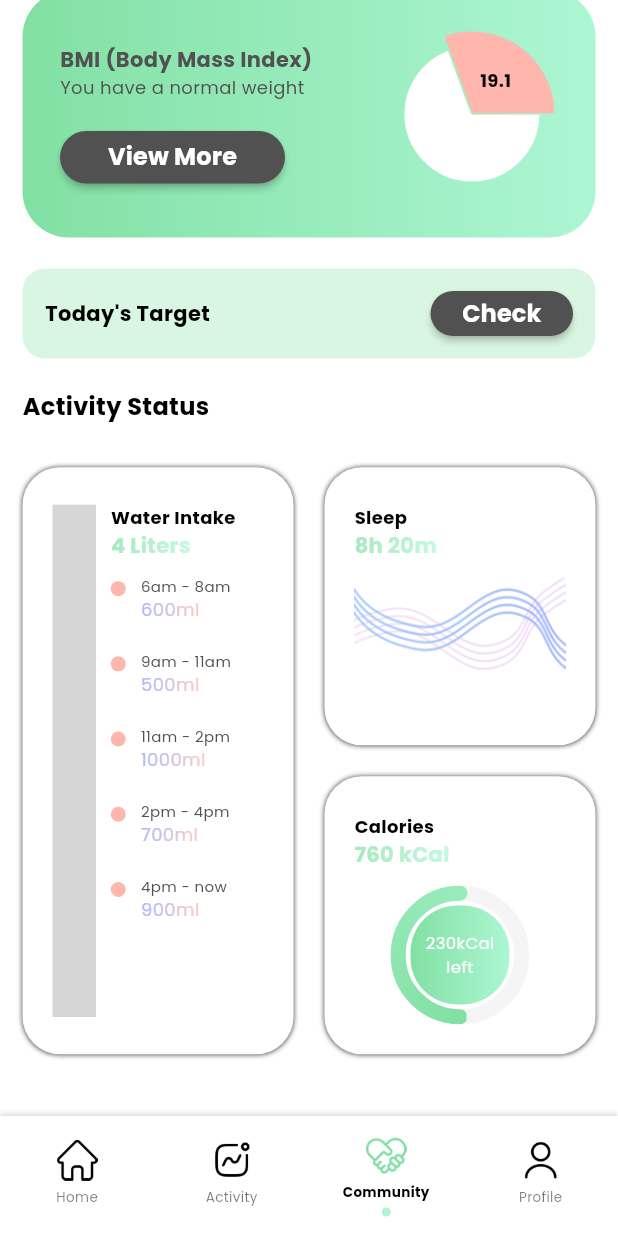
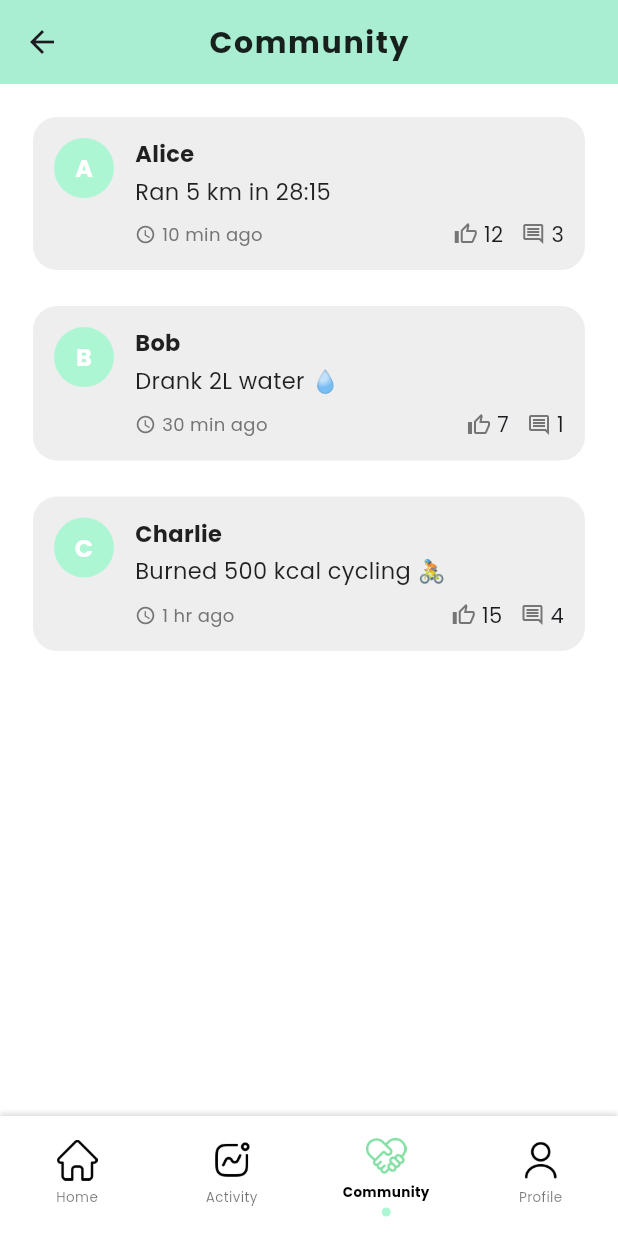
Before and after one commit to rej43/fitrack_new, a Flutter app: the MainTabView screen opened directly, scrolled down 77 dp, after a tap on "Community", on a phone screen of 412 x 824 dp. Run offline on Flutter 3.47's test engine with Material 3 defaults, Android fonts, the phone set to English and light mode, and no system bars; drawn by our look-alikes of fl_chart, simple_circular_progress_bar; our stand-ins replace animated_toggle_switch, carousel_slider, syncfusion_flutter_charts; missing offline and left inert: dotted_dashed_line, simple_animation_progress_bar; grey boxes are pictures that could not be loaded.

Commit message:
Added Community View

```diff
--- /dev/null
+++ b/lib/view/community/community_view.dart
@@ -0,0 +1,253 @@
+import 'package:flutter/material.dart';
+import 'package:fitrack/common/color_extension.dart';
+
+class CommunityView extends StatefulWidget {
+  const CommunityView({super.key});
+
+  @override
+  State<CommunityView> createState() => _CommunityViewState();
+}
+
+class _CommunityViewState extends State<CommunityView> {
+  // Sample data with comments
+  final List<Map<String, dynamic>> posts = [
+    {
+      'user': 'Alice',
+      'avatar': null,
+      'activity': 'Ran 5 km in 28:15',
+      'time': '10 min ago',
+      'likes': 12,
+      'comments': ['Great job!', 'Impressive pace!', 'Keep it up!'],
+    },
+    {
+      'user': 'Bob',
+      'avatar': null,
+      'activity': 'Drank 2L water 💧',
+      'time': '30 min ago',
+      'likes': 7,
+      'comments': ['Hydration is key!'],
+    },
+    {
+      'user': 'Charlie',
+      'avatar': null,
+      'activity': 'Burned 500 kcal cycling 🚴',
+      'time': '1 hr ago',
+      'likes': 15,
+      'comments': [
+        'Wow, amazing!',
+        'How long did it take?',
+        'Nice ride!',
+        'You inspire me!',
+      ],
+    },
+  ];
+
+  void _incrementLike(int index) {
+    setState(() {
+      posts[index]['likes'] += 1;
+    });
+  }
+
+  void _showComments(int index) {
+    final TextEditingController commentController = TextEditingController();
+    showModalBottomSheet(
+      context: context,
+      isScrollControlled: true,
+      shape: const RoundedRectangleBorder(
+        borderRadius: BorderRadius.vertical(top: Radius.circular(20)),
+      ),
+      builder: (context) {
+        return Padding(
+          padding: EdgeInsets.only(
+            bottom: MediaQuery.of(context).viewInsets.bottom,
+            left: 18,
+            right: 18,
+            top: 18,
+          ),
+          child: Column(
+            mainAxisSize: MainAxisSize.min,
+            children: [
+              Text(
+                'Comments',
+                style: TextStyle(
+                  fontWeight: FontWeight.bold,
+                  fontSize: 18,
+                  color: Colors.black87,
+                ),
+              ),
+              const SizedBox(height: 12),
+              ...List.generate(posts[index]['comments'].length, (cIdx) {
+                return ListTile(
+                  leading: Icon(Icons.comment, color: TColor.primaryColor1),
+                  title: Text(posts[index]['comments'][cIdx]),
+                );
+              }),
+              const Divider(),
+              Row(
+                children: [
+                  Expanded(
+                    child: TextField(
+                      controller: commentController,
+                      decoration: const InputDecoration(
+                        hintText: 'Add a comment...',
+                        border: OutlineInputBorder(),
+                        isDense: true,
+                        contentPadding: EdgeInsets.symmetric(
+                          horizontal: 12,
+                          vertical: 8,
+                        ),
+                      ),
+                    ),
+                  ),
+                  IconButton(
+                    icon: Icon(Icons.send, color: TColor.primaryColor1),
+                    onPressed: () {
+                      final text = commentController.text.trim();
+                      if (text.isNotEmpty) {
+                        setState(() {
+                          posts[index]['comments'].add(text);
+                        });
+                        commentController.clear();
+                        Navigator.of(context).pop();
+                        _showComments(index); // Reopen to show updated comments
+                      }
+                    },
+                  ),
+                ],
+              ),
+              const SizedBox(height: 12),
+            ],
+          ),
+        );
+      },
+    );
+  }
+
+  @override
+  Widget build(BuildContext context) {
+    return Scaffold(
+      appBar: AppBar(
+        elevation: 1,
+        backgroundColor: TColor.primaryColor1,
+        centerTitle: true,
+        title: const Text(
+          'Community',
+          style: TextStyle(
+            fontWeight: FontWeight.bold,
+            color: Colors.black87,
+            fontSize: 20,
+            letterSpacing: 1.1,
+          ),
+        ),
+      ),
+      backgroundColor: Colors.white,
+      body: ListView.separated(
+        padding: const EdgeInsets.all(18),
+        itemCount: posts.length,
+        separatorBuilder: (_, __) => const SizedBox(height: 16),
+        itemBuilder: (context, index) {
+          final post = posts[index];
+          return Card(
+            elevation: 0,
+            color: TColor.lightgrey,
+            shape: RoundedRectangleBorder(
+              borderRadius: BorderRadius.circular(16),
+            ),
+            child: Padding(
+              padding: const EdgeInsets.symmetric(vertical: 14, horizontal: 14),
+              child: Row(
+                crossAxisAlignment: CrossAxisAlignment.start,
+                children: [
+                  CircleAvatar(
+                    backgroundColor: TColor.primaryColor1,
+                    child: Text(
+                      post['user'][0],
+                      style: const TextStyle(
+                        color: Colors.white,
+                        fontWeight: FontWeight.bold,
+                      ),
+                    ),
+                  ),
+                  const SizedBox(width: 14),
+                  Expanded(
+                    child: Column(
+                      crossAxisAlignment: CrossAxisAlignment.start,
+                      children: [
+                        Text(
+                          post['user'],
+                          style: const TextStyle(
+                            fontWeight: FontWeight.bold,
+                            fontSize: 15,
+                            color: Colors.black87,
+                          ),
+                        ),
+                        const SizedBox(height: 4),
+                        Text(
+                          post['activity'],
+                          style: const TextStyle(
+                            fontSize: 15,
+                            color: Colors.black87,
+                          ),
+                        ),
+                        const SizedBox(height: 8),
+                        Row(
+                          children: [
+                            Icon(
+                              Icons.access_time,
+                              size: 14,
+                              color: Colors.grey.shade600,
+                            ),
+                            const SizedBox(width: 4),
+                            Text(
+                              post['time'],
+                              style: TextStyle(
+                                fontSize: 12,
+                                color: Colors.grey.shade600,
+                              ),
+                            ),
+                            const Spacer(),
+                            InkWell(
+                              onTap: () => _incrementLike(index),
+                              borderRadius: BorderRadius.circular(20),
+                              child: Row(
+                                children: [
+                                  Icon(
+                                    Icons.thumb_up_alt_outlined,
+                                    size: 16,
+                                    color: Colors.grey.shade600,
+                                  ),
+                                  const SizedBox(width: 4),
+                                  Text('${post['likes']}'),
+                                ],
+                              ),
+                            ),
+                            const SizedBox(width: 12),
+                            InkWell(
+                              onTap: () => _showComments(index),
+                              borderRadius: BorderRadius.circular(20),
+                              child: Row(
+                                children: [
+                                  Icon(
+                                    Icons.comment_outlined,
+                                    size: 16,
+                                    color: Colors.grey.shade600,
+                                  ),
+                                  const SizedBox(width: 4),
+                                  Text('${post['comments'].length}'),
+                                ],
+                              ),
+                            ),
+                          ],
+                        ),
+                      ],
+                    ),
+                  ),
+                ],
+              ),
+            ),
+          );
+        },
+      ),
+    );
+  }
+}
--- a/lib/view/main_tab/maintab_view.dart
+++ b/lib/view/main_tab/maintab_view.dart
@@ -4,6 +4,7 @@ import 'package:fitrack/view/home/activity_traker_view.dart';
 import 'package:fitrack/view/home/home_view.dart';
 import 'package:fitrack/view/profile/profile_view.dart';
 import 'package:flutter/material.dart';
+import 'package:fitrack/view/community/community_view.dart';
 
 class MainTabView extends StatefulWidget {
   final int initialTab;
@@ -90,7 +91,7 @@ class _MainTabViewState extends State<MainTabView> {
                   onTap: () {
                     setState(() {
                       selectTab = 2;
-                      currentTab = _getTabWidget(2);
+                      currentTab = const CommunityView();
                     });
                   },
                 ),
--- a/lib/view/profile/profile_view.dart
+++ b/lib/view/profile/profile_view.dart
@@ -4,6 +4,8 @@ import 'package:fitrack/common_widget/setting_row.dart';
 import 'package:fitrack/common_widget/title_subtitle_cell.dart';
 import 'package:fitrack/view/profile/personaldata_view.dart';
 import 'package:flutter/material.dart';
+//ignore_for_file: unused_import
+import 'package:fitrack/common_widget/round_button.dart';
 
 import 'package:animated_toggle_switch/animated_toggle_switch.dart';
 import 'package:fitrack/view/on_boarding/started_view.dart';
```
